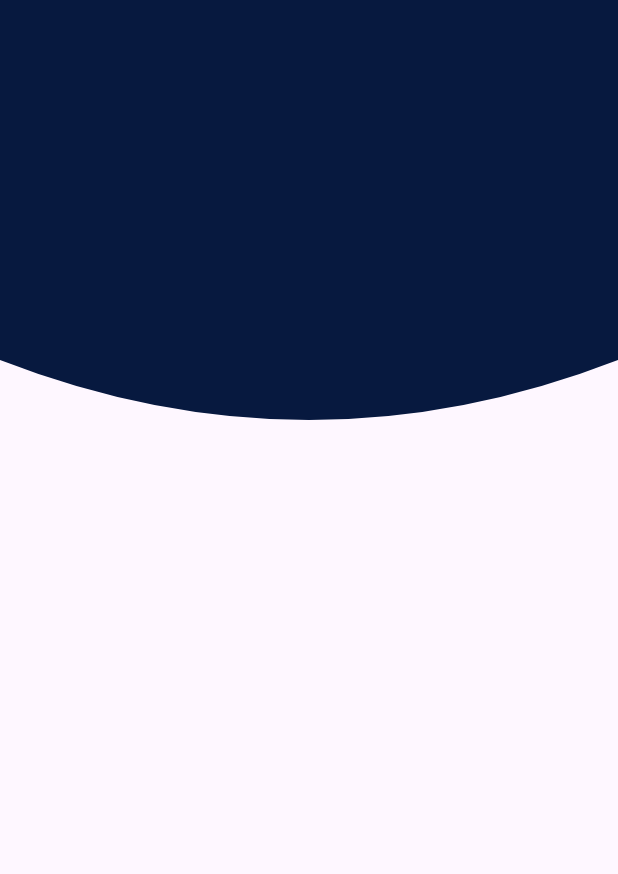
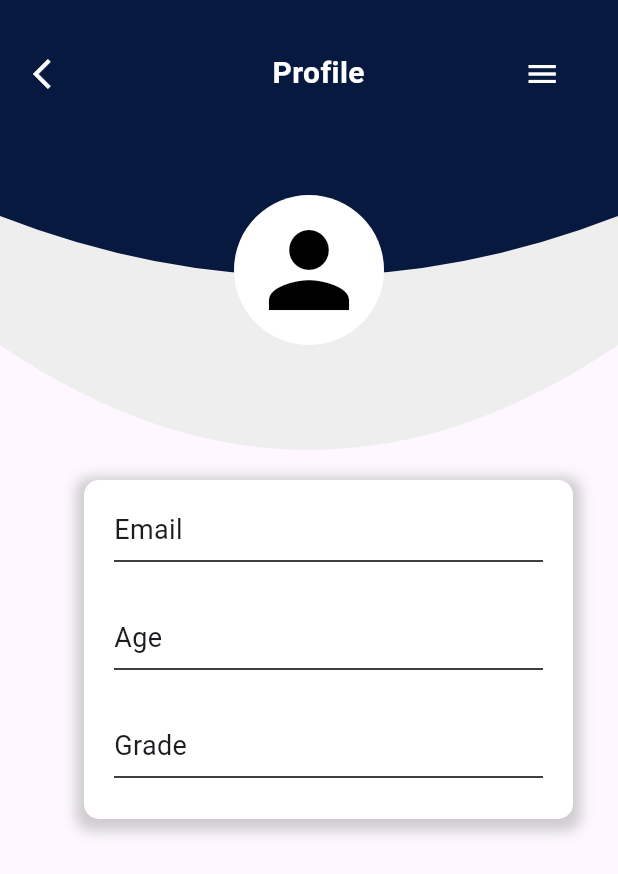
Before and after one commit to EyerusalemTesfaye/ABSOFTEXAMINATION, a Flutter app: the UserProfile screen opened directly, on a phone screen of 412 x 824 dp. Shown: the top 874 px of the screen. Run offline on Flutter 3.47's test engine with Material 3 defaults, Android fonts, the phone set to English and light mode, and no system bars; our stand-ins replace awesome_dialog, connectivity_plus, shared_preferences; accounts and stored records are empty.

Commit message:
fix: user profile Api integration

```diff
--- a/lib/pages/profile.dart
+++ b/lib/pages/profile.dart
@@ -1,14 +1,31 @@
 import 'package:absoftexamination/pages/home.dart';
+import 'package:absoftexamination/providers/userProvider.dart';
 import 'package:absoftexamination/util/shared_preferences_util.dart';
 import 'package:flutter/material.dart';
+import 'package:provider/provider.dart';
 
-class UserProfile extends StatelessWidget {
-  const UserProfile({super.key});
+class UserProfile extends StatefulWidget {
+  const UserProfile({Key? key});
+
+  @override
+  State<UserProfile> createState() => _UserProfileState();
+}
+
+class _UserProfileState extends State<UserProfile> {
+  dynamic userProvider;
+  @override
+  void initState() {
+    super.initState();
+    userProvider = Provider.of<UserProvider>(context, listen: false);
+    userProvider.userData;
+    print('User data: ${userProvider.userData?['email']}');
+  }
 
   @override
   Widget build(BuildContext context) {
+    double screenHeight = MediaQuery.of(context).size.height;
     double screenWidth = MediaQuery.of(context).size.width;
-    double screenHeight = MediaQuery.of(context).size.height;
+
     return Scaffold(
       body: Container(
         width: double.infinity,
@@ -17,11 +34,288 @@ class UserProfile extends StatelessWidget {
             ClipPath(
               clipper: MyClipper(),
               child: Container(
-                height: 280,
+                height: 300,
+                padding:
+                    const EdgeInsets.symmetric(horizontal: 50, vertical: 50),
+                width: MediaQuery.of(context).size.width,
+                decoration: BoxDecoration(color: Color(0xFFEEEEEE)),
+              ),
+            ),
+            ClipPath(
+              clipper: MyClipperSecond(),
+              child: Container(
+                height: 184,
                 padding:
                     const EdgeInsets.symmetric(horizontal: 50, vertical: 50),
                 width: MediaQuery.of(context).size.width,
                 decoration: BoxDecoration(color: Color(0xFF07193F)),
+              ),
+            ),
+            Positioned(
+              top: 130,
+              left: MediaQuery.of(context).size.width / 2 - 50,
+              child: ClipPath(
+                clipper: CircleClipper(),
+                child: Container(
+                  width: 100,
+                  height: 100,
+                  color: Colors.white,
+                  child: Icon(
+                    Icons.person,
+                    size: 80,
+                    color: Colors.black,
+                  ),
+                ),
+              ),
+            ),
+            Positioned(
+              top: 25,
+              left: 0,
+              right: 0,
+              child: Row(
+                children: [
+                  SizedBox(
+                    width: 10,
+                  ),
+                  IconButton(
+                    onPressed: () {
+                      Navigator.pop(context);
+                    },
+                    icon: Icon(
+                      Icons.arrow_back_ios,
+                      color: Colors.white,
+                    ),
+                  ),
+                  SizedBox(
+                    width: screenWidth * 0.3,
+                  ),
+                  Text(
+                    "Profile",
+                    style: TextStyle(
+                        color: Colors.white,
+                        fontWeight: FontWeight.bold,
+                        fontSize: 20),
+                  ),
+                  SizedBox(
+                    width: screenWidth * 0.2,
+                  ),
+                  Expanded(
+                    child: PopupMenuItem(
+                      child: IconButton(
+                        icon: Icon(
+                          Icons.menu,
+                          color: Colors.white,
+                        ),
+                        onPressed: () {
+                          showMenu(
+                            shape: RoundedRectangleBorder(
+                              borderRadius: BorderRadius.circular(
+                                  10.0), // Adjust the value as needed
+                              side: BorderSide(
+                                  color: const Color.fromARGB(255, 245, 245,
+                                      245)), // Add border color if necessary
+                            ),
+                            context: context,
+                            position: RelativeRect.fromLTRB(82, 82, 0, 0),
+                            items: [
+                              PopupMenuItem(
+                                child: Row(
+                                  children: [
+                                    Icon(
+                                      Icons.list_alt,
+                                    ),
+                                    SizedBox(
+                                      width: 10,
+                                    ),
+                                    Text(
+                                      'Results',
+                                      style: TextStyle(
+                                        fontWeight: FontWeight.bold,
+                                      ),
+                                    ),
+                                  ],
+                                ),
+                                //onTap: () => _results(context),
+                                value: 0,
+                              ),
+                              PopupMenuItem(
+                                child: Row(
+                                  children: [
+                                    Icon(
+                                      Icons.perm_device_information,
+                                    ),
+                                    SizedBox(
+                                      width: 10,
+                                    ),
+                                    Text(
+                                      'About Us',
+                                      style: TextStyle(
+                                          fontWeight: FontWeight.bold),
+                                    ),
+                                  ],
+                                ),
+                                onTap: () {
+                                  // fetchData();
+                                },
+                                value: 1,
+                              ),
+                              PopupMenuItem(
+                                child: Column(
+                                  children: [
+                                    Divider(
+                                      color:
+                                          const Color.fromARGB(255, 62, 59, 59),
+                                      thickness: 3.0,
+                                      height: 10.0,
+                                    ),
+                                    Row(
+                                      children: [
+                                        Icon(
+                                          Icons.logout,
+                                        ),
+                                        SizedBox(
+                                          width: 10,
+                                        ),
+                                        Text(
+                                          'Logout',
+                                          style: TextStyle(
+                                              fontWeight: FontWeight.bold),
+                                        ),
+                                      ],
+                                    ),
+                                  ],
+                                ),
+                                onTap: () async {
+                                  await UserPreferences.removeToken();
+
+                                  Navigator.pushReplacement(
+                                    context,
+                                    MaterialPageRoute(
+                                      builder: (_) => HomePage(),
+                                    ),
+                                  );
+                                },
+                                value: 2,
+                              ),
+                            ],
+                          );
+                        },
+                      ),
+                    ),
+                  ),
+                ],
+              ),
+            ),
+            Positioned(
+              //top:255,
+              top: screenHeight * 0.39,
+              left: 0,
+              width:
+                  screenWidth, // Set the width to the full width of the screen
+              child: Center(
+                child: Text(
+                  userProvider.userData?['fullname'] ?? '',
+                  style: TextStyle(fontWeight: FontWeight.bold, fontSize: 20),
+                ),
+              ),
+            ),
+            Container(
+              width: double.infinity,
+              height: screenHeight, // Adjust the height as needed
+              child: Stack(
+                children: <Widget>[
+                  // // Other widgets in the Stack
+                  Positioned(
+                    top: 320,
+                    left: screenWidth / 2 - 150,
+                    right: 30,
+                    child: Container(
+                      padding:
+                          EdgeInsets.symmetric(horizontal: 20, vertical: 20),
+                      decoration: BoxDecoration(
+                        color: Colors.white,
+                        borderRadius: BorderRadius.circular(10),
+                        boxShadow: [
+                          BoxShadow(
+                            color: Colors.grey.withOpacity(0.5), // Shadow color
+                            spreadRadius: 5, // Spread radius
+                            blurRadius: 7, // Blur radius
+                            offset: Offset(
+                                0, 3), // Offset in x and y axes from the shadow
+                          ),
+                        ],
+                      ),
+                      child: Column(
+                        children: [
+                          Row(
+                            children: [
+                              Text(
+                                'Email',
+                                textAlign: TextAlign.center,
+                                style: TextStyle(fontSize: 18),
+                              ),
+                              SizedBox(
+                                width: screenWidth * 0.08,
+                              ),
+                              Text(
+                                userProvider.userData?['email'] ??
+                                    '', // Access email without curly braces
+                                style: TextStyle(fontSize: 18),
+                              )
+                            ],
+                          ),
+                          Divider(
+                            color: Colors.black,
+                          ),
+                          SizedBox(
+                            height: 30,
+                          ),
+                          Row(
+                            children: [
+                              Text(
+                                'Age',
+                                textAlign: TextAlign.center,
+                                style: TextStyle(fontSize: 18),
+                              ),
+                              SizedBox(
+                                width: screenWidth * 0.08,
+                              ),
+                              Text(
+                                userProvider.userData?['age'] ?? '',
+                                style: TextStyle(fontSize: 18),
+                              )
+                            ],
+                          ),
+                          Divider(
+                            color: Colors.black,
+                          ),
+                          SizedBox(
+                            height: 30,
+                          ),
+                          Row(
+                            children: [
+                              Text(
+                                'Grade',
+                                textAlign: TextAlign.center,
+                                style: TextStyle(fontSize: 18),
+                              ),
+                              SizedBox(
+                                width: screenWidth * 0.08,
+                              ),
+                              Text(
+                                userProvider.userData?['grade'] ?? '',
+                                style: TextStyle(fontSize: 18),
+                              )
+                            ],
+                          ),
+                          Divider(
+                            color: Colors.black,
+                          )
+                        ],
+                      ),
+                    ),
+                  )
+                ],
               ),
             ),
             Column(
@@ -48,203 +342,30 @@ class UserProfile extends StatelessWidget {
           ],
         ),
       ),
-
-      // Stack(
-      //   children: [
-      //     Container(
-      //       height: screenHeight,
-      //       width: screenWidth,
-      //       decoration: BoxDecoration(
-      //           image: DecorationImage(
-      //               image: AssetImage('assets/profile.png'),
-      //               fit: BoxFit.cover)),
-      //     ),
-      //     Positioned(
-      //       top: 25,
-      //       left: 0,
-      //       right: 0,
-      //       child: Row(
-      //         children: [
-      //           SizedBox(
-      //             width: 10,
-      //           ),
-      //           IconButton(
-      //             onPressed: () {
-      //               Navigator.pop(context);
-      //             },
-      //             icon: Icon(
-      //               Icons.arrow_back_ios,
-      //               color: Colors.white,
-      //             ),
-      //           ),
-      //           // ColorFiltered(
-      //           //   colorFilter:
-      //           //       ColorFilter.mode(Colors.white, BlendMode.srcIn),
-      //           //   child: Image(
-      //           //     width: 50,
-      //           //     height: 50,
-      //           //     image: AssetImage('assets/quizer_logo.png'),
-      //           //   ),
-      //           // ),
-
-      //           SizedBox(
-      //             width: screenWidth * 0.3,
-      //           ),
-      //           Text(
-      //             "Profile",
-      //             style: TextStyle(
-      //                 color: Colors.white,
-      //                 fontWeight: FontWeight.bold,
-      //                 fontSize: 18),
-      //           ),
-      //           SizedBox(
-      //             width: screenWidth * 0.25,
-      //           ),
-      //           Expanded(
-      //             child: PopupMenuItem(
-      //               child: IconButton(
-      //                 icon: Icon(
-      //                   Icons.menu,
-      //                   color: Colors.white,
-      //                 ),
-      //                 onPressed: () {
-      //                   showMenu(
-      //                     shape: RoundedRectangleBorder(
-      //                       borderRadius: BorderRadius.circular(
-      //                           10.0), // Adjust the value as needed
-      //                       side: BorderSide(
-      //                           color: const Color.fromARGB(255, 245, 245,
-      //                               245)), // Add border color if necessary
-      //                     ),
-      //                     context: context,
-      //                     position: RelativeRect.fromLTRB(82, 82, 0, 0),
-      //                     items: [
-      //                       PopupMenuItem(
-      //                         child: Row(
-      //                           children: [
-      //                             Icon(
-      //                               Icons.list_alt,
-      //                             ),
-      //                             SizedBox(
-      //                               width: 10,
-      //                             ),
-      //                             Text(
-      //                               'Results',
-      //                               style: TextStyle(
-      //                                 fontWeight: FontWeight.bold,
-      //                               ),
-      //                             ),
-      //                           ],
-      //                         ),
-      //                         //onTap: () => _results(context),
-      //                         value: 0,
-      //                       ),
-      //                       PopupMenuItem(
-      //                         child: Row(
-      //                           children: [
-      //                             Icon(
-      //                               Icons.person_outline,
-      //                             ),
-      //                             SizedBox(
-      //                               width: 10,
-      //                             ),
-      //                             Text(
-      //                               'Profile',
-      //                               style:
-      //                                   TextStyle(fontWeight: FontWeight.bold),
-      //                             ),
-      //                           ],
-      //                         ),
-      //                         onTap: () {
-      //                           // Navigator.pushNamed(
-      //                           //     context, UserProfileScreen);
-      //                           //fetchData();
-      //                         },
-      //                         value: 1,
-      //                       ),
-      //                       PopupMenuItem(
-      //                         child: Row(
-      //                           children: [
-      //                             Icon(
-      //                               Icons.perm_device_information,
-      //                             ),
-      //                             SizedBox(
-      //                               width: 10,
-      //                             ),
-      //                             Text(
-      //                               'About Us',
-      //                               style:
-      //                                   TextStyle(fontWeight: FontWeight.bold),
-      //                             ),
-      //                           ],
-      //                         ),
-      //                         onTap: () {
-      //                           // fetchData();
-      //                         },
-      //                         value: 1,
-      //                       ),
-      //                       PopupMenuItem(
-      //                         child: Column(
-      //                           children: [
-      //                             Divider(
-      //                               color:
-      //                                   const Color.fromARGB(255, 62, 59, 59),
-      //                               thickness: 3.0,
-      //                               height: 10.0,
-      //                             ),
-      //                             Row(
-      //                               children: [
-      //                                 Icon(
-      //                                   Icons.logout,
-      //                                 ),
-      //                                 SizedBox(
-      //                                   width: 10,
-      //                                 ),
-      //                                 Text(
-      //                                   'Logout',
-      //                                   style: TextStyle(
-      //                                       fontWeight: FontWeight.bold),
-      //                                 ),
-      //                               ],
-      //                             ),
-      //                           ],
-      //                         ),
-      //                         onTap: () async {
-      //                           await UserPreferences.removeToken();
-
-      //                           Navigator.pushReplacement(
-      //                             context,
-      //                             MaterialPageRoute(
-      //                               builder: (_) => HomePage(),
-      //                             ),
-      //                           );
-      //                         },
-      //                         value: 2,
-      //                       ),
-      //                     ],
-      //                   );
-      //                 },
-      //               ),
-      //             ),
-      //           ),
-      //         ],
-      //       ),
-      //     ),
-      //     Positioned(
-      //         left: 170,
-      //         right: 100,
-      //         top: 300,
-      //         child: Text(
-      //           'hey',
-      //           style: TextStyle(fontWeight: FontWeight.bold, fontSize: 20),
-      //         ))
-      //   ],
-      // ),
     );
   }
 }
 
 class MyClipper extends CustomClipper<Path> {
+  @override
+  Path getClip(Size size) {
+    var path = Path();
+    path.lineTo(0.0, size.height - 70);
+    path.quadraticBezierTo(
+        size.width / 4, size.height, size.width / 2, size.height);
+    path.quadraticBezierTo(size.width - (size.width / 4), size.height,
+        size.width, size.height - 70);
+    path.lineTo(size.width, 0.0);
+
+    path.close();
+    return path;
+  }
+
+  @override
+  bool shouldReclip(CustomClipper<Path> oldClipper) => false;
+}
+
+class MyClipperSecond extends CustomClipper<Path> {
   @override
   Path getClip(Size size) {
     var path = Path();
@@ -262,3 +383,17 @@ class MyClipper extends CustomClipper<Path> {
   @override
   bool shouldReclip(CustomClipper<Path> oldClipper) => false;
 }
+
+class CircleClipper extends CustomClipper<Path> {
+  @override
+  Path getClip(Size size) {
+    var path = Path();
+    path.addOval(Rect.fromCircle(
+        center: Offset(size.width / 2, size.height / 2),
+        radius: size.width / 2));
+    return path;
+  }
+
+  @override
+  bool shouldReclip(CustomClipper<Path> oldClipper) => false;
+}
```
